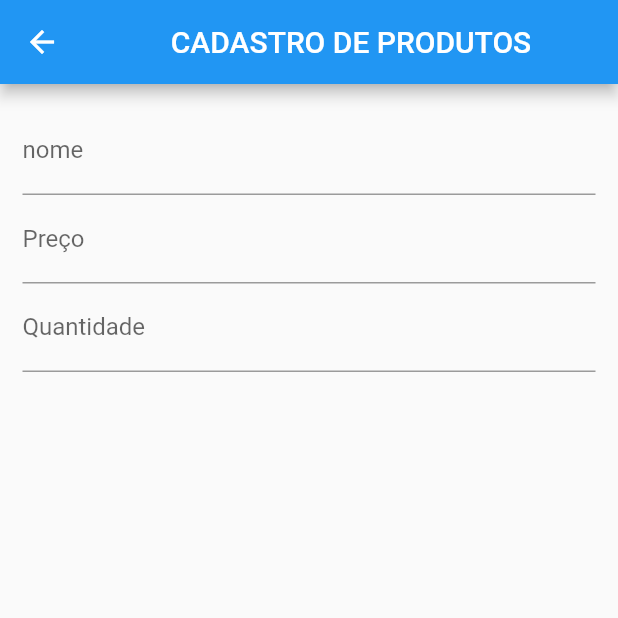
After one commit to wladyband/Notas-App-Clean-Architecture-with-test, a Flutter app: the ProductRegistrationForm screen opened by its route, on a phone screen of 412 x 824 dp, the top half of it. The commit adds this screen. Run offline on Flutter 3.47's test engine with Material 2 defaults, Android fonts, the phone set to English and light mode, and no system bars; our stand-ins replace connectivity_plus, flutter_secure_storage, freezed_annotation; accounts and stored records are empty; generated files the repository leaves out were written again.

Commit message:
iniciando a construção da tela de cadastro de produtos

```diff
--- a/lib/app/data/services/remote/authentication_api.dart
+++ b/lib/app/data/services/remote/authentication_api.dart
@@ -35,7 +35,6 @@ class AuthenticationAPI {
 
   AuthenticationAPI(this._http);
 
-  // final _baseURL = 'http://192.168.1.113:3333/sessions';
   late final String newRequestToken;
 
   Future<Either<SignInFailure, String>> createSessionWithLogin({
@@ -56,8 +55,8 @@ class AuthenticationAPI {
       },
     );
     return result.when(
-     left: _handleFailure,
-     right:  (newRequestIdUser) => Either.right(newRequestIdUser),
+      left: _handleFailure,
+      right: (newRequestIdUser) => Either.right(newRequestIdUser),
     );
   }
 }
--- a/lib/app/domain/repositories/ProductRepository.dart
+++ /dev/null
@@ -1,5 +0,0 @@
-import 'package:notas/app/domain/models/product.dart';
-
-abstract class ProductRepository {
-  Future<List<Product>>   getProductData();
-}
--- a/lib/app/presentation/modules/home/home_views.dart
+++ b/lib/app/presentation/modules/home/home_views.dart
@@ -1,5 +1,5 @@
 import 'package:flutter/material.dart';
-import 'package:notas/app/domain/repositories/ProductRepository.dart';
+import 'package:notas/app/domain/repositories/product_repository.dart';
 import 'package:notas/app/presentation/global/controller/session_controller.dart';
 import 'package:notas/app/presentation/routes/routes.dart';
 import 'package:provider/provider.dart';
--- /dev/null
+++ b/lib/app/presentation/modules/product/controller/product_registration_controller.dart
@@ -0,0 +1,3 @@
+class ProductRegistrationController{
+
+}
--- /dev/null
+++ b/lib/app/presentation/modules/product/views/product_registration_form.dart
@@ -0,0 +1,48 @@
+import 'package:flutter/material.dart';
+import 'package:notas/app/presentation/modules/sign_in/views/widgets/submit_button.dart';
+
+class ProductRegistrationForm extends StatefulWidget {
+  const ProductRegistrationForm({Key? key}) : super(key: key);
+
+  @override
+  State<ProductRegistrationForm> createState() =>
+      _ProductRegistrationFormState();
+}
+
+class _ProductRegistrationFormState extends State<ProductRegistrationForm> {
+  @override
+  Widget build(BuildContext context) {
+    return Scaffold(
+      appBar: AppBar(
+        title: const Center(child: Text('CADASTRO DE PRODUTOS')),
+      ),
+      body: Padding(
+        padding: const EdgeInsets.all(15),
+        child: Form(
+          child: ListView(
+            children: [
+              TextFormField(
+                decoration: const InputDecoration(labelText: "nome"),
+                textInputAction: TextInputAction.next,
+              ),
+              TextFormField(
+                decoration: const InputDecoration(labelText: "Preço"),
+                textInputAction: TextInputAction.next,
+                keyboardType: const TextInputType.numberWithOptions(
+                  decimal: true,
+                ),
+              ),
+              TextFormField(
+                decoration: const InputDecoration(labelText: "Quantidade"),
+                textInputAction: TextInputAction.next,
+                keyboardType: TextInputType.number,
+              ),
+              const SizedBox(height: 20),
+
+            ],
+          ),
+        ),
+      ),
+    );
+  }
+}
--- a/lib/app/presentation/routes/app_routes.dart
+++ b/lib/app/presentation/routes/app_routes.dart
@@ -1,7 +1,7 @@
 import 'package:flutter/material.dart';
 import 'package:notas/app/presentation/modules/home/home_views.dart';
 import 'package:notas/app/presentation/modules/offline/offline_vews.dart';
-import 'package:notas/app/presentation/modules/product/views/product_registration_view.dart';
+import 'package:notas/app/presentation/modules/product/views/product_registration_form.dart';
 import 'package:notas/app/presentation/modules/shopping/views/shopping_list_view.dart';
 import 'package:notas/app/presentation/modules/sign_in/views/sign_in_views.dart';
 import 'package:notas/app/presentation/modules/splash/views/splash_view.dart';
@@ -13,7 +13,7 @@ Map<String, Widget Function(BuildContext)> get appRoutes {
     Routes.signIn: (context) => const SignInViews(),
     Routes.home: (context) => const HomeViews(),
     Routes.offline: (context) => const OfflineViews(),
-    Routes.product_registration: (context) => const ProductRegistrationView(),
+    Routes.product_registration: (context) => const ProductRegistrationForm(),
     Routes.shopping_list: (context) => const ShoppingListView(),
   };
 }
--- a/lib/main.dart
+++ b/lib/main.dart
@@ -11,7 +11,7 @@ import 'package:notas/app/data/services/remote/productAPI.dart';
 import 'package:notas/app/data/services/remote/account_api.dart';
 import 'package:notas/app/data/services/remote/authentication_api.dart';
 import 'package:notas/app/data/services/remote/internet_checker.dart';
-import 'package:notas/app/domain/repositories/ProductRepository.dart';
+import 'package:notas/app/domain/repositories/product_repository.dart';
 import 'package:notas/app/domain/repositories/account_repository.dart';
 import 'package:notas/app/domain/repositories/authentication_repository.dart';
 import 'package:notas/app/domain/repositories/connectivity_repository.dart';
```
Also changed, not shown: lib/app/data/repositories_implementation/product_repository_impl.dart (+18 -1 lines), lib/app/data/services/remote/account_api.dart (+2 -5 lines), lib/app/data/services/remote/productAPI.dart (+50 -3 lines), lib/app/domain/failures/http_request/http_request_failure.dart (added, +10 -0 lines), lib/app/domain/repositories/product_repository.dart (added, +9 -0 lines), lib/app/presentation/modules/product/views/product_registration_view.dart (deleted, +0 -20 lines).
